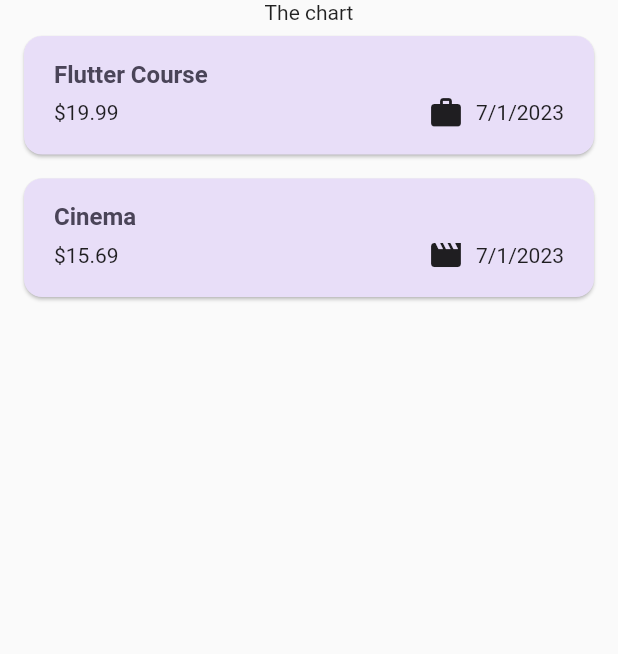
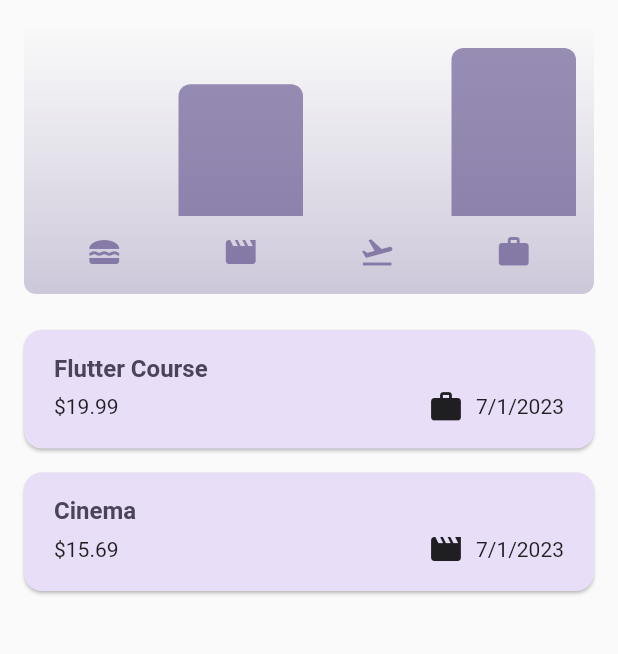
Before and after one commit to kisyam/expense, a Flutter app: the screen it shows after launch, on a phone screen of 412 x 824 dp, the part 84-738 px from its top. Run offline on Flutter 3.47's test engine with Material 2 defaults, Android fonts, the phone set to English and light mode, and no system bars.

```diff
--- a/lib/main.dart
+++ b/lib/main.dart
@@ -11,6 +11,10 @@ final kDarkColorScheme = ColorScheme.fromSeed(
 );
 
 void main() {
+  // WidgetsFlutterBinding.ensureInitialized();
+  // SystemChrome.setPreferredOrientations([
+  //   DeviceOrientation.portraitUp,
+  // ]).then((fn) {
   runApp(
     MaterialApp(
       darkTheme: ThemeData.dark().copyWith(
@@ -61,4 +65,5 @@ void main() {
       home: const Expenses(),
     ),
   );
+  // });
 }
--- a/lib/models/expense.dart
+++ b/lib/models/expense.dart
@@ -32,3 +32,28 @@ class Expense {
     return formatter.format(date);
   }
 }
+
+class ExpenseBucket {
+  ExpenseBucket({
+    required this.category,
+    required this.expenses,
+  });
+
+  ExpenseBucket.forCategory(List<Expense> allExpenses, this.category)
+      : expenses = allExpenses
+            .where((expense) => expense.category == category)
+            .toList();
+
+  final Category category;
+  final List<Expense> expenses;
+
+  double get totalExpenses {
+    double sum = 0;
+
+    for (final expense in expenses) {
+      sum += expense.amount;
+    }
+
+    return sum;
+  }
+}
--- /dev/null
+++ b/lib/widgets/chart/chart.dart
@@ -0,0 +1,95 @@
+import 'package:flutter/material.dart';
+
+import 'package:expense_tracker/widgets/chart/chart_bar.dart';
+import 'package:expense_tracker/models/expense.dart';
+
+class Chart extends StatelessWidget {
+  const Chart({super.key, required this.expenses});
+
+  final List<Expense> expenses;
+
+  List<ExpenseBucket> get buckets {
+    return [
+      ExpenseBucket.forCategory(expenses, Category.food),
+      ExpenseBucket.forCategory(expenses, Category.leisure),
+      ExpenseBucket.forCategory(expenses, Category.travel),
+      ExpenseBucket.forCategory(expenses, Category.work),
+    ];
+  }
+
+  double get maxTotalExpense {
+    double maxTotalExpense = 0;
+
+    for (final bucket in buckets) {
+      if (bucket.totalExpenses > maxTotalExpense) {
+        maxTotalExpense = bucket.totalExpenses;
+      }
+    }
+
+    return maxTotalExpense;
+  }
+
+  @override
+  Widget build(BuildContext context) {
+    final isDarkMode =
+        MediaQuery.of(context).platformBrightness == Brightness.dark;
+    return Container(
+      margin: const EdgeInsets.all(16),
+      padding: const EdgeInsets.symmetric(
+        vertical: 16,
+        horizontal: 8,
+      ),
+      width: double.infinity,
+      height: 180,
+      decoration: BoxDecoration(
+        borderRadius: BorderRadius.circular(8),
+        gradient: LinearGradient(
+          colors: [
+            Theme.of(context).colorScheme.primary.withOpacity(0.3),
+            Theme.of(context).colorScheme.primary.withOpacity(0.0)
+          ],
+          begin: Alignment.bottomCenter,
+          end: Alignment.topCenter,
+        ),
+      ),
+      child: Column(
+        children: [
+          Expanded(
+            child: Row(
+              crossAxisAlignment: CrossAxisAlignment.end,
+              children: [
+                for (final bucket in buckets) // alternative to map()
+                  ChartBar(
+                    fill: bucket.totalExpenses == 0
+                        ? 0
+                        : bucket.totalExpenses / maxTotalExpense,
+                  )
+              ],
+            ),
+          ),
+          const SizedBox(height: 12),
+          Row(
+            children: buckets
+                .map(
+                  (bucket) => Expanded(
+                    child: Padding(
+                      padding: const EdgeInsets.symmetric(horizontal: 4),
+                      child: Icon(
+                        categoryIcons[bucket.category],
+                        color: isDarkMode
+                            ? Theme.of(context).colorScheme.secondary
+                            : Theme.of(context)
+                                .colorScheme
+                                .primary
+                                .withOpacity(0.7),
+                      ),
+                    ),
+                  ),
+                )
+                .toList(),
+          )
+        ],
+      ),
+    );
+  }
+}
--- /dev/null
+++ b/lib/widgets/chart/chart_bar.dart
@@ -0,0 +1,34 @@
+import 'package:flutter/material.dart';
+
+class ChartBar extends StatelessWidget {
+  const ChartBar({
+    super.key,
+    required this.fill,
+  });
+
+  final double fill;
+
+  @override
+  Widget build(BuildContext context) {
+    final isDarkMode =
+        MediaQuery.of(context).platformBrightness == Brightness.dark;
+    return Expanded(
+      child: Padding(
+        padding: const EdgeInsets.symmetric(horizontal: 4),
+        child: FractionallySizedBox(
+          heightFactor: fill,
+          child: DecoratedBox(
+            decoration: BoxDecoration(
+              shape: BoxShape.rectangle,
+              borderRadius:
+                  const BorderRadius.vertical(top: Radius.circular(8)),
+              color: isDarkMode
+                  ? Theme.of(context).colorScheme.secondary
+                  : Theme.of(context).colorScheme.primary.withOpacity(0.65),
+            ),
+          ),
+        ),
+      ),
+    );
+  }
+}
--- a/lib/widgets/expenses.dart
+++ b/lib/widgets/expenses.dart
@@ -1,3 +1,4 @@
+import 'package:expense_tracker/widgets/chart/chart.dart';
 import 'package:expense_tracker/widgets/expenses_list/expenses_list.dart';
 import 'package:expense_tracker/widgets/new_expense.dart';
 import 'package:flutter/material.dart';
@@ -89,7 +90,7 @@ class _ExpensesState extends State<Expenses> {
       ),
       body: Column(
         children: [
-          const Text('The chart'),
+          Chart(expenses: _registeredExpenses),
           Expanded(
             child: mainContent,
           ),
```
